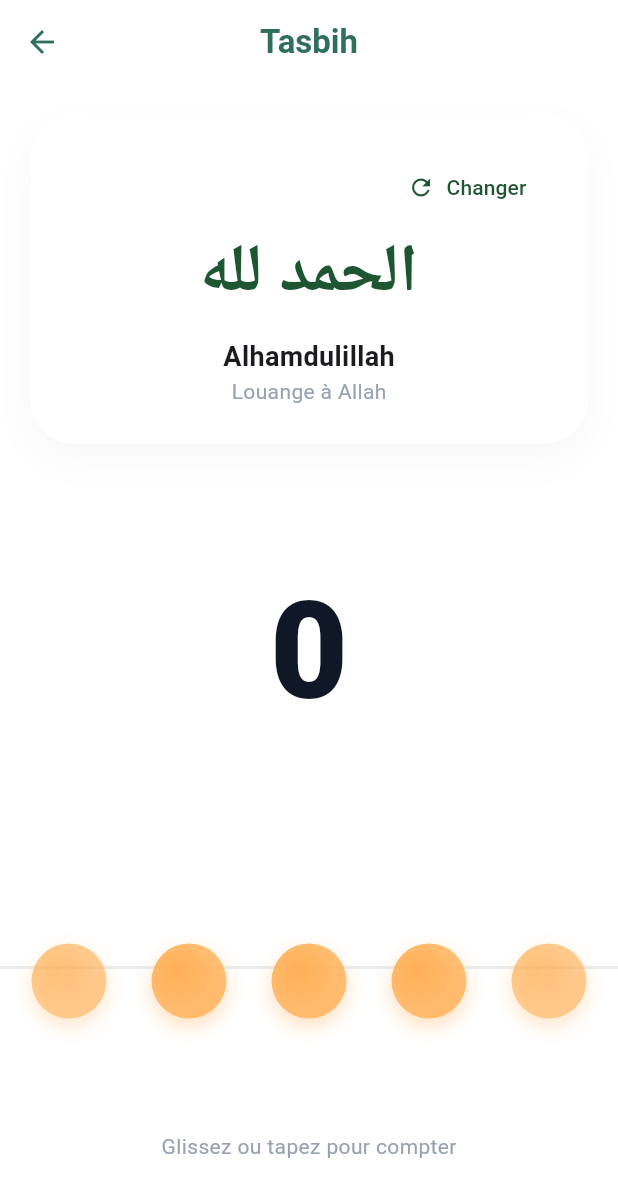
After one commit to idsarl/ika_deen_front_end_mobile, a Flutter app: the SoftTasbihPage screen opened directly, on a phone screen of 412 x 824 dp. The commit adds this screen. Shown: the top 1197 px of the screen. Run offline on Flutter 3.47's test engine with Material 3 defaults, Android fonts, the phone set to English and light mode, and no system bars; our stand-ins replace flutter_local_notifications, flutter_secure_storage, flutter_timezone, get, permission_handler, timezone; accounts and stored records are empty.

Commit message:
tashbish ui make

```diff
--- a/lib/services/local_notification/notification_service.dart
+++ b/lib/services/local_notification/notification_service.dart
@@ -3,6 +3,11 @@ import 'dart:io';
 import 'package:flutter_local_notifications/flutter_local_notifications.dart';
 import 'package:timezone/timezone.dart' as tz;
 import 'package:timezone/data/latest_all.dart' as tz;
+
+import 'package:flutter_timezone/flutter_timezone.dart'; // Ajoute ce package
+import 'package:timezone/data/latest_all.dart' as tz;
+import 'package:timezone/timezone.dart' as tz;
+
 
 class NotificationService {
   static final NotificationService _instance = NotificationService._internal();
@@ -32,8 +37,13 @@ class NotificationService {
   }
 
   Future<void> init() async {
-    // Initialisation des fuseaux horaires
   tz.initializeTimeZones();
+
+  // Récupérer le nom du fuseau horaire local (ex: "Africa/Bamako")
+  final String timeZoneName = await FlutterTimezone.getLocalTimezone();
+
+  // Configurer la localisation locale pour que tz.local fonctionne
+  tz.setLocalLocation(tz.getLocation(timeZoneName));
 
   const AndroidInitializationSettings initializationSettingsAndroid =
       AndroidInitializationSettings('@mipmap/ic_launcher');
@@ -41,14 +51,28 @@ class NotificationService {
   const DarwinInitializationSettings initializationSettingsIOS =
       DarwinInitializationSettings();
 
-    const InitializationSettings initializationSettings =
-        InitializationSettings(
+  const InitializationSettings initializationSettings = InitializationSettings(
     android: initializationSettingsAndroid,
     iOS: initializationSettingsIOS,
   );
 
   await flutterLocalNotificationsPlugin.initialize(initializationSettings);
+
+  // --- AJOUT CRUCIAL ICI ---
+  // On crée le canal de force pour Android
+  const AndroidNotificationChannel channel = AndroidNotificationChannel(
+    'default_channel', // L'ID que tu utilises dans _scheduleNotification
+    'Rappels de Prière',
+    description: 'Notifications pour le Ramadan',
+    importance: Importance.max, // Indispensable pour que ça "pop" à l'écran
+    playSound: true,
+  );
+
+  await flutterLocalNotificationsPlugin
+      .resolvePlatformSpecificImplementation<AndroidFlutterLocalNotificationsPlugin>()
+      ?.createNotificationChannel(channel);
 }
+
 
   // Fonction pour envoyer une notification immédiate (Test)
   Future<void> showInstantNotification(String title, String body) async {
@@ -107,7 +131,6 @@ class NotificationService {
   required DateTime scheduledTime,
   String? sound,
 }) async {
-    // On ne planifie pas si l'heure est déjà passée
   if (scheduledTime.isBefore(DateTime.now())) return;
 
   await flutterLocalNotificationsPlugin.zonedSchedule(
@@ -115,24 +138,19 @@ class NotificationService {
     title,
     body,
     tz.TZDateTime.from(scheduledTime, tz.local),
-      NotificationDetails(
+    const NotificationDetails(
       android: AndroidNotificationDetails(
-          sound == null ? 'default_channel' : 'islamic_channel',
-          'Ramadhan Reminders',
+        'default_channel', // DOIT être identique à celui dans init()
+        'Rappels de Prière',
         importance: Importance.max,
         priority: Priority.high,
+        ticker: 'ticker',
         // sound: sound != null ? RawResourceAndroidNotificationSound(sound) : null,
       ),
-        // iOS: DarwinNotificationDetails(
-        //   sound: sound != null ? '$sound.aiff' : null,
-        // ),
+      iOS: DarwinNotificationDetails(presentAlert: true, presentSound: true),
     ),
-      androidScheduleMode:
-          AndroidScheduleMode.exactAllowWhileIdle, // CRUCIAL pour app fermée
-      uiLocalNotificationDateInterpretation:
-          UILocalNotificationDateInterpretation.absoluteTime,
-      matchDateTimeComponents:
-          DateTimeComponents.time, // Pour répéter chaque jour si besoin
+    androidScheduleMode: AndroidScheduleMode.exactAllowWhileIdle,
+    uiLocalNotificationDateInterpretation: UILocalNotificationDateInterpretation.absoluteTime,
   );
 }
 
@@ -154,7 +172,8 @@ class NotificationService {
         title: "C'est l'heure du $prayerName",
         body: "Qu'Allah accepte vos prières.",
         scheduledTime: prayerTime,
-        sound: 'islamic_tone',
+        sound: null,
+        // sound: 'islamic_tone',
       );
 
       // 2. Notification "Soft" 5 minutes avant
@@ -175,7 +194,7 @@ class NotificationService {
     final Map<String, String> prayerTimings = {
       "Imsak (Fin Sahoor)": "05:05:00",
       "Fajr": "05:15:00",
-      "Dhuhr": "12:55:00",
+      "Dhuhr": "14:37:00",
       "Asr": "15:20:00",
       "Maghrib (Iftar)": "18:50:00",
       "Isha": "20:10:00",
--- a/lib/views/home/home_screen.dart
+++ b/lib/views/home/home_screen.dart
@@ -10,6 +10,7 @@ import 'package:muslim_guide/views/profile/profil.dart';
 import '../../widgets/widget_global.dart';
 import '../quoran/quoran.dart';
 import '../ramadan/routine/ramadan_routine.dart';
+import '../tashbish/tasbish_screen.dart';
 
 class HomeScreen extends StatefulWidget {
   const HomeScreen({super.key});
@@ -327,7 +328,10 @@ class _HomeScreenState extends State<HomeScreen> {
           children: [
             featureIcon(Icons.notifications_none, "Reminder",
                 AppConstants.primaryColor),
-            featureIcon(Icons.reorder, "Tasbih", AppConstants.primaryColor),
+            featureIcon(Icons.reorder, "Tasbih", AppConstants.primaryColor,
+                onTap: () {
+              Get.to(const SoftTasbihPage());
+            }),
             featureIcon(Icons.pan_tool_alt, "Dua", AppConstants.primaryColor),
             featureIcon(Icons.mosque, "Umra", AppConstants.primaryColor),
           ],
--- a/lib/views/permission_telephone/DynamicPermissionPage.dart
+++ b/lib/views/permission_telephone/DynamicPermissionPage.dart
@@ -8,6 +8,8 @@ class DynamicPermissionPage extends StatelessWidget {
   final PermissionType permission;
 
   const DynamicPermissionPage({super.key, required this.permission});
+
+
 
   @override
   Widget build(BuildContext context) {
--- a/lib/views/splash/splash_sceen.dart
+++ b/lib/views/splash/splash_sceen.dart
@@ -3,6 +3,7 @@
 import 'dart:async';
 import 'dart:math';
 import 'package:flutter/material.dart';
+import 'package:flutter_secure_storage/flutter_secure_storage.dart';
 import 'package:muslim_guide/views/home/home_screen.dart';
 import 'package:muslim_guide/views/onboarding/onboarding.dart';
 import 'package:permission_handler/permission_handler.dart';
@@ -23,21 +24,35 @@ class _SplashScreenState extends State<SplashScreen>
   late AnimationController _controller;
   late Animation<double> _fadeAnimation;
 
+
+
+  // On crée une instance unique (ou utilise un Singleton si tu préfères)
+final _storage = const FlutterSecureStorage();
+
 void _handleInitialNavigation() async {
-    // 1. On vérifie le statut actuel de la notification
+  // 1. Lecture sécurisée (renvoie une String ou null)
+  String? alreadyAskedValue = await _storage.read(key: "notif_asked");
+  bool alreadyAsked = alreadyAskedValue == "true";
+
+  // 2. Vérification du statut système actuel
   PermissionStatus status = await Permission.notification.status;
 
   if (status.isGranted) {
-      // Cas A : Déjà autorisé -> On attend un peu pour le "feeling" et on navigue
+    // CAS A : Déjà autorisé, on fonce
     await Future.delayed(const Duration(seconds: 2));
     _navigateToNextScreen();
-    } else {
-      // Cas B : Non autorisé (denied, permanentlyDenied, ou restricted)
-      // On attend un peu et on affiche TA page de permission "soft"
+  }
+  else if (!alreadyAsked) {
+    // CAS B : Jamais demandé, on affiche TA page Soft
     await Future.delayed(const Duration(seconds: 1));
     if (!mounted) return;
 
     _showNotificationPermission(context);
+  }
+  else {
+    // CAS C : Déjà demandé une fois mais refusé, on ne harcèle plus l'utilisateur
+    await Future.delayed(const Duration(seconds: 1));
+    _navigateToNextScreen();
   }
 }
 
--- /dev/null
+++ b/lib/views/tashbish/tasbish_screen.dart
@@ -0,0 +1,261 @@
+// --- 1. MODÈLE DE DONNÉES DYNAMIQUE ---
+import 'package:flutter/material.dart';
+import 'package:flutter/services.dart';
+import 'package:get/get.dart';
+import 'package:muslim_guide/core/constants/app_constants.dart';
+
+class RamadanColors {
+  static const Color primaryGreen = Color(0xFF1E5631);
+  static const Color lightGreenBG = Color(0xFFF8FAF9); // Blanc cassé très doux
+  static const Color white = Colors.white;
+  static const Color softGrey = Color(0xFF98A2B3);
+  static const Color darkText = Color(0xFF101828);
+  static const Color beadColor = Color(0xFFFFB057); // Orange chaud
+}
+
+class ZikrItem {
+  final String arabic;
+  final String transliteration;
+  final String translation;
+  ZikrItem(
+      {required this.arabic,
+      required this.transliteration,
+      required this.translation});
+}
+
+class SoftTasbihPage extends StatefulWidget {
+  const SoftTasbihPage({super.key});
+  @override
+  State<SoftTasbihPage> createState() => _SoftTasbihPageState();
+}
+
+class _SoftTasbihPageState extends State<SoftTasbihPage>
+    with SingleTickerProviderStateMixin {
+  int _counter = 0;
+  int _zikrIndex = 0;
+  late AnimationController _beadController;
+
+  final List<ZikrItem> _zikrs = [
+    ZikrItem(
+        arabic: "الحمد لله",
+        transliteration: "Alhamdulillah",
+        translation: "Louange à Allah"),
+    ZikrItem(
+        arabic: "سبحان الله",
+        transliteration: "Subhanallah",
+        translation: "Gloire à Allah"),
+    ZikrItem(
+        arabic: "الله أكبر",
+        transliteration: "Allahu Akbar",
+        translation: "Allah est le plus Grand"),
+  ];
+
+  @override
+  void initState() {
+    super.initState();
+    _beadController = AnimationController(
+      vsync: this,
+      duration: const Duration(milliseconds: 400),
+    );
+  }
+
+  void _handleTap() {
+    if (_beadController.isAnimating) return;
+
+    HapticFeedback.mediumImpact(); // Vibration physique
+    _beadController.forward(from: 0).then((_) {
+      setState(() {
+        _counter++;
+      });
+    });
+  }
+
+  void _nextZikr() {
+    setState(() {
+      _zikrIndex = (_zikrIndex + 1) % _zikrs.length;
+      _counter = 0; // Reset le compteur pour le nouveau Zikr
+    });
+  }
+
+  @override
+  Widget build(BuildContext context) {
+    final currentZikr = _zikrs[_zikrIndex];
+
+    return Scaffold(
+      backgroundColor: AppConstants.backgroundColor,
+      appBar: AppBar(
+        backgroundColor: AppConstants.backgroundColor,
+        elevation: 0,
+        leading: IconButton(
+            onPressed: () {
+              Get.back();
+            },
+            icon: const Icon(
+              Icons.arrow_back,
+              color: AppConstants.primaryColor,
+            )),
+        centerTitle: true,
+        title: const Text("Tasbih",
+            style: TextStyle(
+                color: AppConstants.primaryColor, fontWeight: FontWeight.bold)),
+      ),
+      body: Column(
+        children: [
+          // 1. CARTE DE ZIKR DYNAMIQUE
+          Padding(
+            padding: const EdgeInsets.all(20.0),
+            child: Container(
+              padding: const EdgeInsets.all(25),
+              decoration: BoxDecoration(
+                color: RamadanColors.white,
+                borderRadius: BorderRadius.circular(30),
+                boxShadow: [
+                  BoxShadow(
+                      color: Colors.black.withOpacity(0.03),
+                      blurRadius: 20,
+                      offset: const Offset(0, 10))
+                ],
+              ),
+              child: Column(
+                children: [
+                  Row(
+                    mainAxisAlignment: MainAxisAlignment.end,
+                    children: [
+                      TextButton.icon(
+                        onPressed: _nextZikr,
+                        icon: const Icon(Icons.refresh,
+                            size: 18, color: RamadanColors.primaryGreen),
+                        label: const Text("Changer",
+                            style:
+                                TextStyle(color: RamadanColors.primaryGreen)),
+                      ),
+                    ],
+                  ),
+                  Text(currentZikr.arabic,
+                      style: const TextStyle(
+                          fontSize: 45,
+                          fontWeight: FontWeight.bold,
+                          color: RamadanColors.primaryGreen)),
+                  const SizedBox(height: 10),
+                  Text(currentZikr.transliteration,
+                      style: const TextStyle(
+                          fontSize: 18, fontWeight: FontWeight.w600)),
+                  Text(currentZikr.translation,
+                      style: const TextStyle(color: RamadanColors.softGrey)),
+                ],
+              ),
+            ),
+          ),
+
+          const Spacer(),
+
+          // 2. LE COMPTEUR SOFT
+          AnimatedSwitcher(
+            duration: const Duration(milliseconds: 300),
+            transitionBuilder: (child, anim) => FadeTransition(
+                opacity: anim,
+                child: ScaleTransition(scale: anim, child: child)),
+            child: Text(
+              '$_counter',
+              key: ValueKey(_counter),
+              style: const TextStyle(
+                  fontSize: 90,
+                  fontWeight: FontWeight.w900,
+                  color: RamadanColors.darkText,
+                  letterSpacing: -2),
+            ),
+          ),
+
+          const Spacer(),
+
+          // 3. LE CHAPELET ANIMÉ (PERLES)
+          GestureDetector(
+            onHorizontalDragEnd: (details) {
+              if (details.primaryVelocity! > 0)
+                _handleTap(); // Swipe vers la droite
+            },
+            onTap: _handleTap,
+            child: Container(
+              height: 200,
+              width: double.infinity,
+              color: Colors.transparent,
+              child: AnimatedBuilder(
+                animation: _beadController,
+                builder: (context, child) {
+                  return Stack(
+                    alignment: Alignment.center,
+                    children: [
+                      // Corde du chapelet
+                      Positioned(
+                        top: 90,
+                        child: Container(
+                            width: MediaQuery.of(context).size.width,
+                            height: 2,
+                            color: RamadanColors.softGrey.withOpacity(0.2)),
+                      ),
+                      // Perles à GAUCHE (Équipe attente)
+                      _buildBead(-2, 0),
+                      _buildBead(-1, 0),
+                      // Perle CENTRALE qui bouge
+                      _buildBead(0, _beadController.value),
+                      // Perles à DROITE (Équipe comptée)
+                      _buildBead(1, _beadController.value),
+                      _buildBead(2, 0),
+                    ],
+                  );
+                },
+              ),
+            ),
+          ),
+
+          const Padding(
+            padding: EdgeInsets.only(bottom: 50),
+            child: Text("Glissez ou tapez pour compter",
+                style: TextStyle(color: RamadanColors.softGrey)),
+          ),
+        ],
+      ),
+    );
+  }
+
+  // Fonction pour construire une perle avec une position relative
+  Widget _buildBead(int position, double animValue) {
+    // Calcul de la position X
+    // On décale chaque perle selon son index + l'avancement de l'animation
+    double spacing = 80.0;
+    double xOffset = (position + animValue) * spacing;
+
+    // Opacité : disparait à droite, apparait à gauche
+    double opacity = 1.0;
+    if (xOffset > 150) opacity = (200 - xOffset) / 50;
+    if (xOffset < -150) opacity = (xOffset + 200) / 50;
+
+    return Transform.translate(
+      offset: Offset(xOffset, 0),
+      child: Opacity(
+        opacity: opacity.clamp(0.0, 1.0),
+        child: Container(
+          width: 50,
+          height: 50,
+          decoration: BoxDecoration(
+            shape: BoxShape.circle,
+            color: RamadanColors.beadColor,
+            gradient: RadialGradient(
+              colors: [
+                RamadanColors.beadColor,
+                RamadanColors.beadColor.withOpacity(0.8)
+              ],
+              center: const Alignment(-0.3, -0.3),
+            ),
+            boxShadow: [
+              BoxShadow(
+                  color: RamadanColors.beadColor.withOpacity(0.4),
+                  blurRadius: 10,
+                  offset: const Offset(0, 5))
+            ],
+          ),
+        ),
+      ),
+    );
+  }
+}
--- a/pubspec.yaml
+++ b/pubspec.yaml
@@ -15,6 +15,10 @@ dependencies:
     # /get x et intel format date
   get: ^4.6.6
   intl: ^0.20.2
+  flutter_timezone: ^4.1.1
+
+  # getsion secure storage
+  flutter_secure_storage: ^10.0.0
 
   # notification
   flutter_local_notifications: ^17.0.0 # Vérifie la dernière version
```
Also changed, not shown: pubspec.lock, 4 other files. Lines whose indentation alone changed are shown as unchanged.
